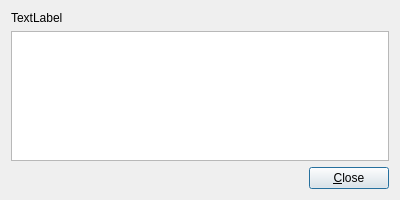
Old version of the form bin/view/logdialog.ui in the repository dyle/rpgmapper.
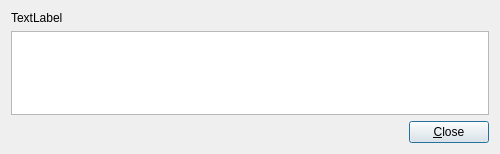
New version of the form.

The edit to the form file:
```diff
--- a/bin/view/logdialog.ui
+++ b/bin/view/logdialog.ui
@@ -6,8 +6,8 @@
    <rect>
     <x>0</x>
     <y>0</y>
-    <width>400</width>
-    <height>200</height>
+    <width>500</width>
+    <height>154</height>
    </rect>
   </property>
   <property name="windowTitle">
```
